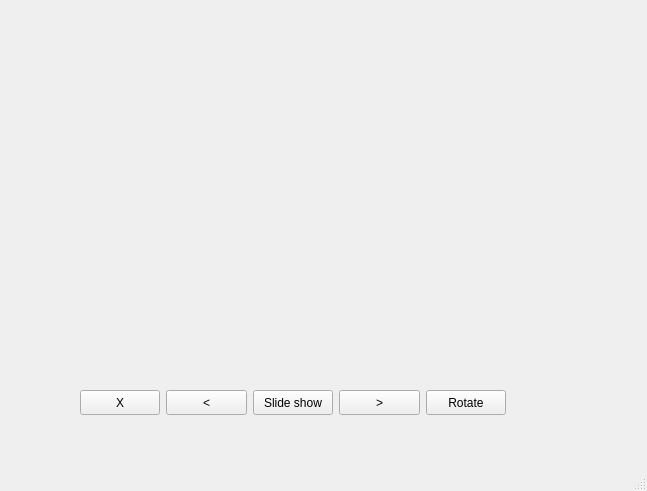
Above: galeria_zdjec/Project/imageviewer/mainwindow.ui from starzykbartlomiej/photo_gallery before the change. Below: the same form after it.
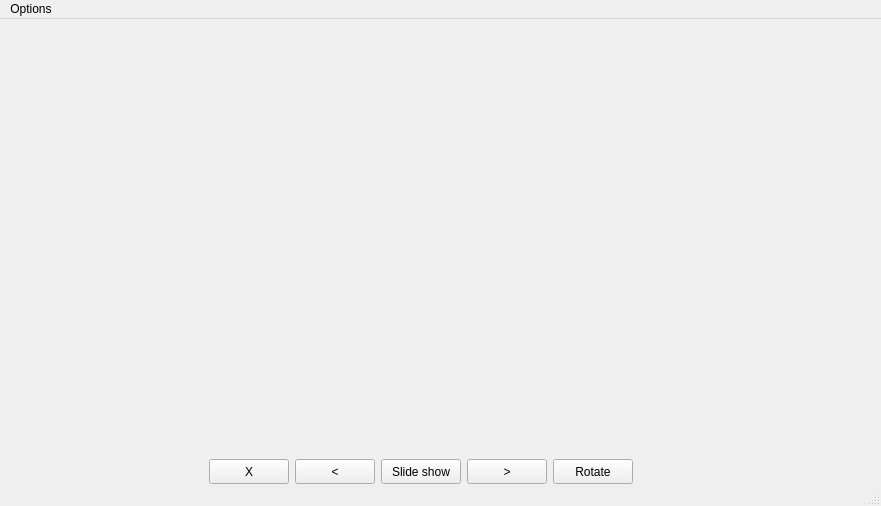
That is the form after the change. The open tabs and pages were chosen to show the change.

What changed in the file:
```diff
--- a/galeria_zdjec/Project/imageviewer/mainwindow.ui
+++ b/galeria_zdjec/Project/imageviewer/mainwindow.ui
@@ -6,43 +6,83 @@
    <rect>
     <x>0</x>
     <y>0</y>
-    <width>647</width>
-    <height>491</height>
+    <width>881</width>
+    <height>506</height>
    </rect>
   </property>
   <property name="windowTitle">
    <string>MainWindow</string>
   </property>
   <widget class="QWidget" name="centralwidget">
-   <widget class="QLabel" name="label_pic">
+   <property name="sizePolicy">
+    <sizepolicy hsizetype="Preferred" vsizetype="Preferred">
+     <horstretch>0</horstretch>
+     <verstretch>0</verstretch>
+    </sizepolicy>
+   </property>
+   <widget class="QStackedWidget" name="stackedWidget">
     <property name="geometry">
      <rect>
       <x>10</x>
-      <y>90</y>
-      <width>629</width>
-      <height>213</height>
+      <y>10</y>
+      <width>861</width>
+      <height>401</height>
      </rect>
     </property>
-    <property name="text">
-     <string/>
+    <property name="currentIndex">
+     <number>1</number>
     </property>
+    <widget class="QWidget" name="page_3">
+     <widget class="QLabel" name="label_picture">
+      <property name="geometry">
+       <rect>
+        <x>10</x>
+        <y>10</y>
+        <width>631</width>
+        <height>321</height>
+       </rect>
+      </property>
+      <property name="text">
+       <string/>
+      </property>
+     </widget>
+    </widget>
+    <widget class="QWidget" name="page_4">
+     <widget class="QListWidget" name="listWidget">
+      <property name="geometry">
+       <rect>
+        <x>20</x>
+        <y>10</y>
+        <width>831</width>
+        <height>381</height>
+       </rect>
+      </property>
+     </widget>
+    </widget>
    </widget>
    <widget class="QWidget" name="">
     <property name="geometry">
      <rect>
-      <x>80</x>
-      <y>390</y>
-      <width>426</width>
+      <x>100</x>
+      <y>440</y>
+      <width>641</width>
       <height>25</height>
      </rect>
     </property>
-    <property name="sizePolicy">
-     <sizepolicy hsizetype="Preferred" vsizetype="Preferred">
-      <horstretch>0</horstretch>
-      <verstretch>0</verstretch>
-     </sizepolicy>
-    </property>
-    <layout class="QHBoxLayout" name="horizontalLayout">
+    <layout class="QHBoxLayout" name="horizontalLayout" stretch="0,0,0,0,0,0,0">
+     <item>
+      <spacer name="horizontalSpacer_2">
+       <property name="orientation">
+        <enum>Qt::Horizontal</enum>
+       </property>
+       <property name="sizeHint" stdset="0">
+        <size>
+         <width>40</width>
+         <height>20</height>
+        </size>
+       </property>
+      </spacer>
+     </item>
      <item>
       <widget class="QPushButton" name="pushButton_5">
        <property name="sizePolicy">
@@ -108,6 +148,19 @@
        </property>
       </widget>
      </item>
+     <item>
+      <spacer name="horizontalSpacer">
+       <property name="orientation">
+        <enum>Qt::Horizontal</enum>
+       </property>
+       <property name="sizeHint" stdset="0">
+        <size>
+         <width>60</width>
+         <height>20</height>
+        </size>
+       </property>
+      </spacer>
+     </item>
     </layout>
    </widget>
   </widget>
@@ -116,12 +169,30 @@
     <rect>
      <x>0</x>
      <y>0</y>
-     <width>647</width>
+     <width>881</width>
      <height>20</height>
     </rect>
    </property>
+   <widget class="QMenu" name="menuOptions">
+    <property name="title">
+     <string>Options</string>
+    </property>
+    <addaction name="actionFilters"/>
+    <addaction name="actionAlbums"/>
+   </widget>
+   <addaction name="menuOptions"/>
   </widget>
   <widget class="QStatusBar" name="statusbar"/>
+  <action name="actionFilters">
+   <property name="text">
+    <string>Filters</string>
+   </property>
+  </action>
+  <action name="actionAlbums">
+   <property name="text">
+    <string>Albums</string>
+   </property>
+  </action>
  </widget>
  <resources/>
  <connections/>
```
